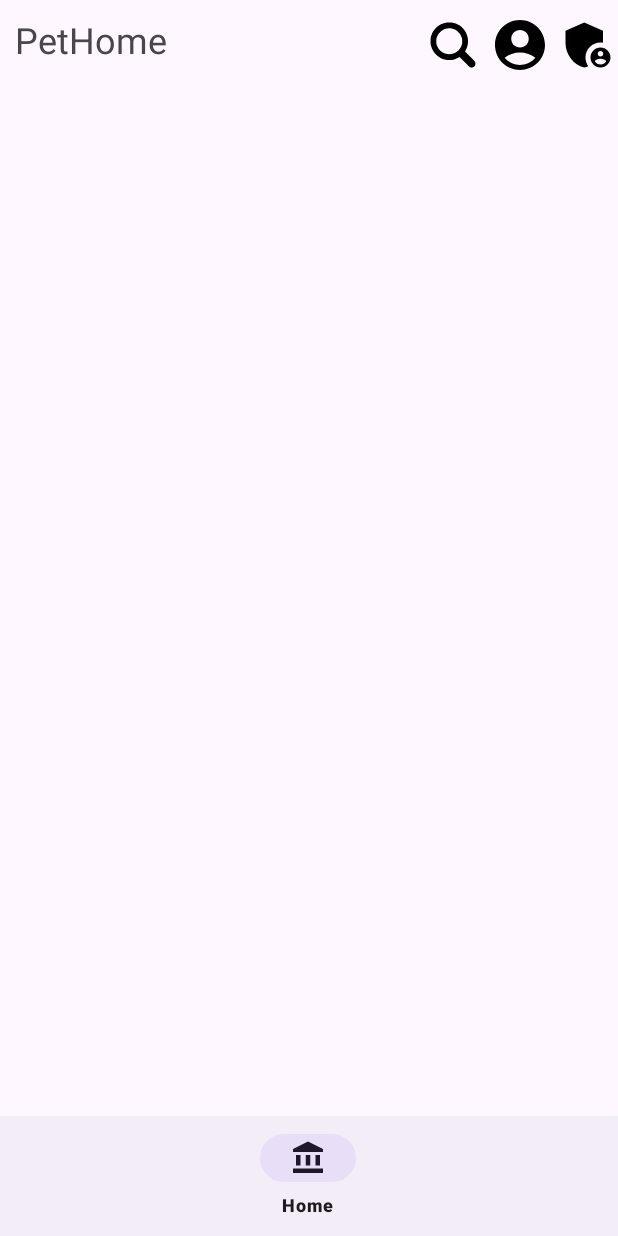
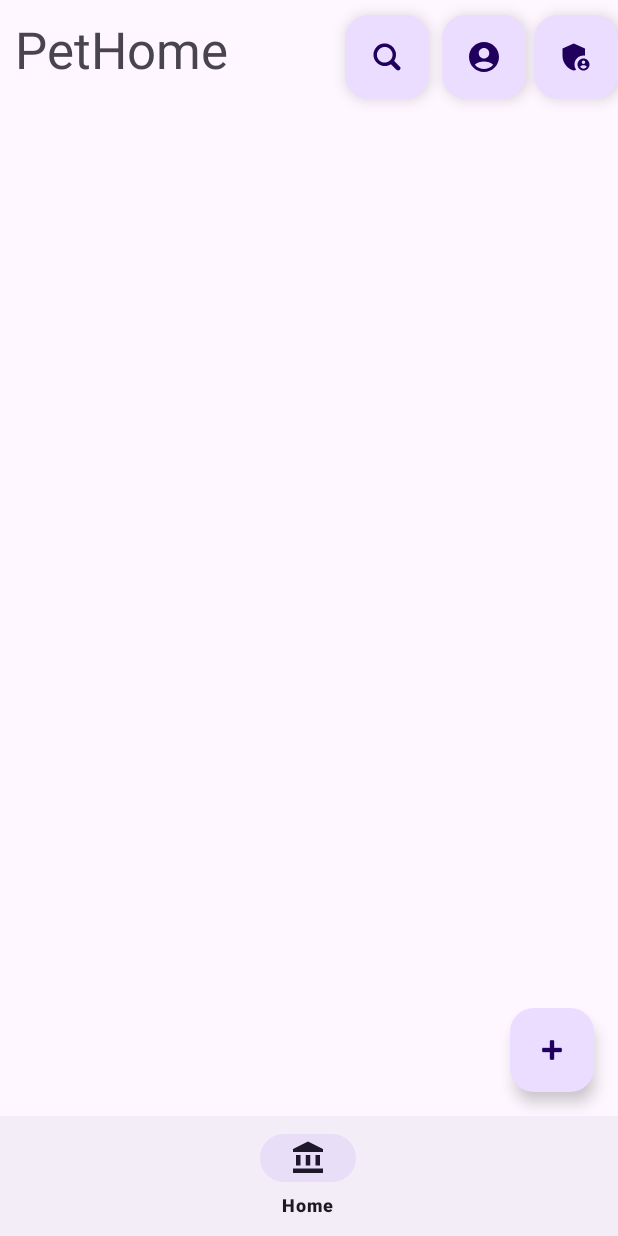
Before and after one commit to Jgalleo23/PetHome, an Android app: the MainFragment screen opened directly, with no data from a screen before it, on a phone screen of 412 x 824 dp. Run offline under Robolectric (Android 15) with nearby library versions, the phone set to English and light mode, and no system bars; our stand-ins replace Firebase (no records; nobody signed in at launch, a user with empty details on screens opened directly), Picasso; 1 statement that could not run was skipped.

Commit message:
PETHOME VERSION 0.2

```diff
--- a/app/src/main/java/com/application/pethome/Buscador/UserAdapter.kt
+++ b/app/src/main/java/com/application/pethome/Buscador/UserAdapter.kt
@@ -1,9 +1,9 @@
 package com.application.pethome.Buscador
 
+import android.annotation.SuppressLint
 import android.view.LayoutInflater
 import android.view.View
 import android.view.ViewGroup
-import android.widget.ImageView
 import android.widget.TextView
 import androidx.recyclerview.widget.RecyclerView
 import com.application.pethome.R
@@ -13,7 +13,6 @@ class UserAdapter(private var users: List<User>) : RecyclerView.Adapter<UserAdap
 
     inner class UserViewHolder(view: View) : RecyclerView.ViewHolder(view) {
         val tvUsuario: TextView = view.findViewById(R.id.tvUsuario)
-        val ivFotoPerfil: ImageView = view.findViewById(R.id.ivFotoPerfil)
     }
 
     override fun onCreateViewHolder(parent: ViewGroup, viewType: Int): UserViewHolder {
@@ -29,6 +28,7 @@ class UserAdapter(private var users: List<User>) : RecyclerView.Adapter<UserAdap
 
     override fun getItemCount() = users.size
 
+    @SuppressLint("NotifyDataSetChanged")
     fun filterList(filteredList: List<User>) {
         users = filteredList
         notifyDataSetChanged()
--- a/app/src/main/java/com/application/pethome/Inicio/RegisterFragment.kt
+++ b/app/src/main/java/com/application/pethome/Inicio/RegisterFragment.kt
@@ -131,10 +131,10 @@ class RegisterFragment : Fragment() {
                                                 val user =
                                                     FirebaseAuth.getInstance().currentUser?.uid
                                                 val correo = binding.etCorreo.text.toString().trim()
-                                                // ... other code ...
 
                                                 if (user != null) {
-                                                    db.collection("users").document(user).set(userData)
+                                                    db.collection("users").document(user)
+                                                        .set(userData)
                                                         .addOnCompleteListener {
                                                             progressDialog.dismiss()
                                                             if (it.isSuccessful) {
--- a/app/src/main/java/com/application/pethome/MainFragment.kt
+++ b/app/src/main/java/com/application/pethome/MainFragment.kt
@@ -1,23 +1,36 @@
 package com.application.pethome
 
+import android.content.ContentValues
 import android.os.Bundle
+import android.util.Log
 import androidx.fragment.app.Fragment
 import android.view.LayoutInflater
 import android.view.View
 import android.view.ViewGroup
 import androidx.navigation.fragment.findNavController
+import androidx.recyclerview.widget.LinearLayoutManager
 import com.application.pethome.databinding.FragmentMainBinding
+import com.google.firebase.auth.FirebaseAuth
+import com.google.firebase.firestore.FirebaseFirestore
 
 class MainFragment : Fragment() {
     private var _binding: FragmentMainBinding? = null
     private val binding
         get() = _binding ?: throw IllegalStateException("Binding is not initialized")
 
+    private lateinit var publicationAdapter: PublicationAdapter
+
     override fun onCreateView(
         inflater: LayoutInflater, container: ViewGroup?,
         savedInstanceState: Bundle?
     ): View {
         _binding = FragmentMainBinding.inflate(inflater, container, false)
+
+        publicationAdapter = PublicationAdapter(listOf())
+        binding.rvMascotas.adapter = publicationAdapter
+        binding.rvMascotas.layoutManager = LinearLayoutManager(context)
+
+        getPublications()
 
         binding.btPerfil.setOnClickListener {
             // Redirigir a la pantalla de perfil
@@ -33,7 +46,35 @@ class MainFragment : Fragment() {
             // Redirigir a la pantalla de buscador
             findNavController().navigate(R.id.action_mainFragment_to_buscadorFragment)
         }
+
+        binding.btAnadir.setOnClickListener() {
+            // Redirigir a la pantalla de publicación
+            findNavController().navigate(R.id.action_mainFragment_to_publicacionFragment)
+        }
+
+
         return binding.root
     }
 
+private fun getPublications() {
+    val db = FirebaseFirestore.getInstance()
+    val userId = FirebaseAuth.getInstance().currentUser?.uid
+
+    if (userId != null) {
+        db.collection("users").document(userId).collection("publications")
+            .get()
+            .addOnSuccessListener { documents ->
+                val publications = mutableListOf<Publication>()
+                for (document in documents) {
+                    val publication = document.toObject(Publication::class.java)
+                    publications.add(publication)
+                }
+                publicationAdapter.updatePublications(publications)
+            }
+            .addOnFailureListener { exception ->
+                Log.w(ContentValues.TAG, "Error getting documents: ", exception)
+            }
+    }
 }
+
+}
--- /dev/null
+++ b/app/src/main/java/com/application/pethome/Publication.kt
@@ -0,0 +1,6 @@
+package com.application.pethome
+
+data class Publication(
+    val nombre: String = "",
+    val imagen: String = ""
+)
--- /dev/null
+++ b/app/src/main/java/com/application/pethome/PublicationAdapter.kt
@@ -0,0 +1,32 @@
+package com.application.pethome
+
+import android.annotation.SuppressLint
+import android.view.LayoutInflater
+import android.view.ViewGroup
+import androidx.recyclerview.widget.RecyclerView
+import com.application.pethome.databinding.PublicationModelBinding
+import com.squareup.picasso.Picasso
+
+class PublicationAdapter(private var publications: List<Publication>) : RecyclerView.Adapter<PublicationAdapter.PublicationViewHolder>() {
+
+    inner class PublicationViewHolder(val binding: PublicationModelBinding) : RecyclerView.ViewHolder(binding.root)
+
+    override fun onCreateViewHolder(parent: ViewGroup, viewType: Int): PublicationViewHolder {
+        val binding = PublicationModelBinding.inflate(LayoutInflater.from(parent.context), parent, false)
+        return PublicationViewHolder(binding)
+    }
+
+    override fun onBindViewHolder(holder: PublicationViewHolder, position: Int) {
+        val publication = publications[position]
+        holder.binding.tvUsuario.text = publication.nombre
+        Picasso.get().load(publication.imagen).into(holder.binding.ivPost)
+    }
+
+    override fun getItemCount() = publications.size
+
+    @SuppressLint("NotifyDataSetChanged")
+    fun updatePublications(newPublications: List<Publication>) {
+        this.publications = newPublications
+        notifyDataSetChanged()
+    }
+}
--- a/app/src/main/res/layout/fragment_buscador.xml
+++ b/app/src/main/res/layout/fragment_buscador.xml
@@ -13,7 +13,7 @@
         app:layout_constraintTop_toTopOf="parent"
         app:layout_constraintStart_toStartOf="parent"
         app:layout_constraintEnd_toEndOf="parent"
-        android:layout_marginTop="10dp"
+        android:layout_marginTop="40dp"
         app:layout_constraintBottom_toTopOf="@id/rvUsuarios"
         />
 
--- a/app/src/main/res/layout/fragment_main.xml
+++ b/app/src/main/res/layout/fragment_main.xml
@@ -11,38 +11,38 @@
         android:layout_width="wrap_content"
         android:layout_height="wrap_content"
         android:text="PetHome"
-        android:textSize="24sp"
+        android:textSize="34sp"
         app:layout_constraintStart_toStartOf="parent"
         app:layout_constraintTop_toTopOf="parent"
         android:layout_marginStart="10dp"
         android:layout_marginTop="10dp"
         />
 
-    <ImageButton
+    <com.google.android.material.floatingactionbutton.FloatingActionButton
         android:id="@+id/btAjustes"
-        android:layout_width="40dp"
-        android:layout_height="40dp"
-        android:background="@drawable/settings_icon"
+        android:layout_width="wrap_content"
+        android:layout_height="wrap_content"
+        android:src="@drawable/settings_icon"
         app:layout_constraintEnd_toEndOf="parent"
         app:layout_constraintTop_toTopOf="parent"
         android:layout_marginTop="10dp"/>
 
-    <ImageButton
+    <com.google.android.material.floatingactionbutton.FloatingActionButton
         android:id="@+id/btBuscar"
-        android:layout_width="40dp"
-        android:layout_height="40dp"
-        android:background="@drawable/find_icon"
+        android:layout_width="wrap_content"
+        android:layout_height="wrap_content"
+        android:src="@drawable/find_icon"
         app:layout_constraintEnd_toStartOf="@+id/btAjustes"
         app:layout_constraintTop_toTopOf="parent"
-        android:layout_marginEnd="50dp"
+        android:layout_marginEnd="70dp"
         android:layout_marginTop="10dp"
         />
 
-    <ImageButton
+    <com.google.android.material.floatingactionbutton.FloatingActionButton
         android:id="@+id/btPerfil"
-        android:layout_width="40dp"
-        android:layout_height="40dp"
-        android:background="@drawable/account_icon"
+        android:layout_width="wrap_content"
+        android:layout_height="wrap_content"
+        android:src="@drawable/account_icon"
         app:layout_constraintEnd_toStartOf="@+id/btAjustes"
         app:layout_constraintTop_toTopOf="parent"
         android:layout_marginEnd="5dp"
@@ -62,5 +62,16 @@
         android:layout_marginBottom="10dp"
         />
 
+    <com.google.android.material.floatingactionbutton.FloatingActionButton
+    android:id="@+id/btAnadir"
+    android:layout_width="wrap_content"
+    android:layout_height="wrap_content"
+    android:layout_margin="16dp"
+    android:clickable="true"
+    android:focusable="true"
+    android:src="@android:drawable/ic_input_add"
+    app:layout_constraintBottom_toBottomOf="parent"
+    app:layout_constraintEnd_toEndOf="parent" />
+
 
 </androidx.constraintlayout.widget.ConstraintLayout>
--- a/app/src/main/res/values/strings.xml
+++ b/app/src/main/res/values/strings.xml
@@ -21,6 +21,7 @@
     <string name="cero">0</string>
     <string name="perfil">Perfil</string>
     <string name="imagen_perfil">Selecciona tu imagen de perfil</string>
+    <string name="aceptar">Aceptar</string>
     <string-array name="sexos">
         <item>Hombre</item>
         <item>Mujer</item>
--- a/gradle/libs.versions.toml
+++ b/gradle/libs.versions.toml
@@ -1,5 +1,5 @@
 [versions]
-agp = "8.3.1"
+agp = "8.3.2"
 kotlin = "1.9.0"
 coreKtx = "1.12.0"
 junit = "4.13.2"
```
Also changed, not shown: app/build.gradle.kts (+6 -6 lines), app/src/main/java/com/application/pethome/PublicacionFragment.kt (added, +129 -0 lines), app/src/main/res/layout/fragment_publicacion.xml (added, +29 -0 lines), app/src/main/res/layout/publication_model.xml (added, +58 -0 lines), app/src/main/res/navigation/nav_graph.xml (+11 -0 lines).
